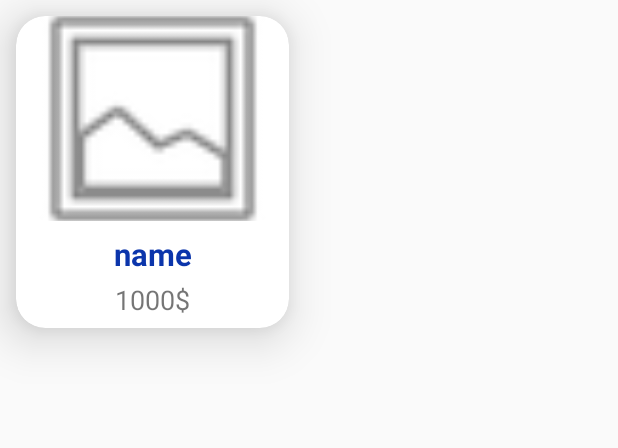
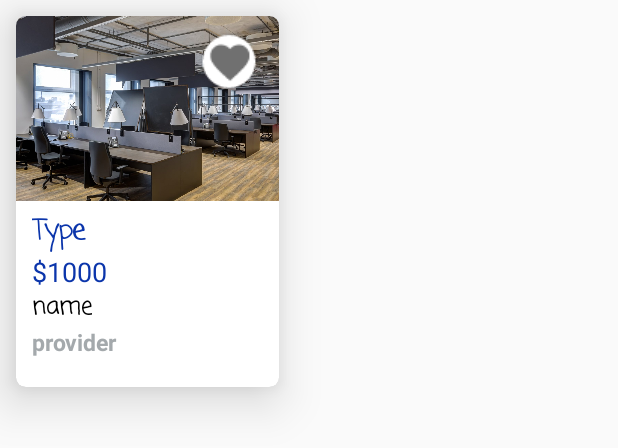
Before and after one commit to QasemFJber/Egar, an Android app: the layout item_products.xml on its own in the app's theme, with its tools: preview values and no code run, on a phone screen of 412 x 824 dp. Shown: the top 448 px of the screen. Run offline under Robolectric (Android 15) with nearby library versions, the phone set to English and light mode, and no system bars.

Commit message:
app-edit

```diff
--- a/app/src/main/java/com/example/egar/adapters/product/ProductViewHolder.java
+++ b/app/src/main/java/com/example/egar/adapters/product/ProductViewHolder.java
@@ -28,6 +28,8 @@ public class ProductViewHolder extends RecyclerView.ViewHolder /*implements View
 
     public void savaData(Product product){
         binding.tvProductShow.setText(product.getName());
+        binding.tvProductPrice.setText(String.valueOf(product.getPrice()));
+        binding.tvProductDescription.setText(product.getDescription());
         //binding.imgProductShow.setImageURI(Uri.parse(product.getImageUrl()));
         Picasso.get().load(product.getImageUrl()).into(binding.imgProductShow);
 /*
--- a/app/src/main/java/com/example/egar/adapters/productHome/ProductHomeViewHolder.java
+++ b/app/src/main/java/com/example/egar/adapters/productHome/ProductHomeViewHolder.java
@@ -35,7 +35,11 @@ public class ProductHomeViewHolder extends RecyclerView.ViewHolder implements Vi
     public void savaData(Product product){
         binding.tvProductName.setText(product.getName());
         binding.tvPrinc.setText(String.valueOf(product.getPrice()));
-        //binding.imgProduct.setImageURI(Uri.parse(product.getImageUrl()));
+       // binding.tvProviderName.setText(product.getProvider().getName());
+        binding.tvProviderName.setText("ProviderName");
+        //binding.tvProviderType.setText(product.getProvider().getProviderType());
+        binding.tvProviderType.setText("ProviderType");
+
         Picasso.get().load(product.getImageUrl()).into(binding.imgProduct);
 
 
--- a/app/src/main/res/layout/item_products.xml
+++ b/app/src/main/res/layout/item_products.xml
@@ -2,12 +2,12 @@
 <androidx.cardview.widget.CardView xmlns:android="http://schemas.android.com/apk/res/android"
     xmlns:app="http://schemas.android.com/apk/res-auto"
     xmlns:tools="http://schemas.android.com/tools"
-    app:cardCornerRadius="@dimen/_15sdp"
+    app:cardCornerRadius="@dimen/_5sdp"
     app:cardElevation="@dimen/_15sdp"
-    android:layout_width="@dimen/_140sdp"
+    android:layout_width="@dimen/_135sdp"
     android:layout_margin="@dimen/_8sdp"
     android:id="@+id/layoutItem"
-    android:layout_height="@dimen/_160sdp">
+    android:layout_height="@dimen/_190sdp">
 
     <androidx.constraintlayout.widget.ConstraintLayout
         android:layout_width="match_parent"
@@ -17,53 +17,91 @@
         <ImageView
             android:id="@+id/img_product"
             android:layout_width="0dp"
-            android:layout_height="@dimen/_105sdp"
+            android:layout_height="@dimen/_95sdp"
             android:scaleType="centerCrop"
             app:layout_constraintEnd_toEndOf="parent"
             app:layout_constraintStart_toStartOf="parent"
             app:layout_constraintTop_toTopOf="parent"
-            app:srcCompat="@android:drawable/ic_menu_gallery" />
+            app:srcCompat="@drawable/wordspace" />
+
+        <TextView
+            android:id="@+id/tv_providerType"
+            android:layout_width="wrap_content"
+            android:layout_height="wrap_content"
+            android:layout_marginTop="@dimen/_5sdp"
+            android:layout_marginStart="@dimen/_8sdp"
+            android:fontFamily="casual"
+            android:text="Type"
+            android:textColor="@color/active"
+            android:textSize="@dimen/_14ssp"
+            android:textStyle="bold"
+            app:layout_constraintStart_toStartOf="parent"
+            app:layout_constraintTop_toBottomOf="@+id/img_product" />
 
         <TextView
             android:id="@+id/tv_productName"
             android:layout_width="wrap_content"
             android:layout_height="wrap_content"
+            android:layout_marginStart="@dimen/_8sdp"
+            android:fontFamily="casual"
             android:text="name"
+            android:textColor="@color/black"
+            android:textSize="@dimen/_12ssp"
             android:textStyle="bold"
-            android:textColor="@color/active"
-            android:layout_marginTop="@dimen/_6sdp"
-            android:textSize="@dimen/_16ssp"
-            app:layout_constraintEnd_toEndOf="parent"
             app:layout_constraintStart_toStartOf="parent"
-            app:layout_constraintTop_toBottomOf="@+id/img_product" />
+            app:layout_constraintTop_toBottomOf="@+id/linearLayout" />
+
+        <TextView
+            android:id="@+id/tv_providerName"
+            android:layout_width="wrap_content"
+            android:layout_height="wrap_content"
+            android:layout_marginStart="@dimen/_8sdp"
+            android:text="provider"
+            android:textColor="@color/blue_grey"
+            android:textSize="@dimen/_12ssp"
+            android:textStyle="bold"
+            app:layout_constraintStart_toStartOf="parent"
+            app:layout_constraintTop_toBottomOf="@+id/tv_productName" />
 
         <LinearLayout
-            android:layout_width="match_parent"
+            android:id="@+id/linearLayout"
+            android:layout_width="wrap_content"
             android:layout_height="wrap_content"
             android:gravity="center"
-            android:layout_marginTop="@dimen/_3sdp"
-            app:layout_constraintEnd_toEndOf="parent"
+            android:layout_marginStart="@dimen/_8sdp"
             app:layout_constraintStart_toStartOf="parent"
-            app:layout_constraintTop_toBottomOf="@+id/tv_productName">
+            app:layout_constraintTop_toBottomOf="@+id/tv_providerType">
+
+            <TextView
+                android:id="@+id/textView12"
+                android:layout_width="wrap_content"
+                android:layout_height="wrap_content"
+                android:text="$"
+                android:textColor="@color/active"
+                android:textSize="@dimen/_14ssp" />
 
             <TextView
                 android:id="@+id/tv_princ"
                 android:layout_width="wrap_content"
                 android:layout_height="wrap_content"
                 android:text="1000"
-                android:textSize="@dimen/_14ssp"
-                />
-            <TextView
-                android:id="@+id/textView12"
-                android:layout_width="wrap_content"
-                android:layout_height="wrap_content"
+                android:textColor="@color/active"
+                android:textSize="@dimen/_14ssp" />
 
-                android:text="$"
-                android:textSize="@dimen/_14ssp"
-              />
+
 
 
         </LinearLayout>
+
+        <ImageView
+            android:id="@+id/imageView8"
+            android:layout_width="wrap_content"
+            android:layout_height="wrap_content"
+            android:layout_marginTop="@dimen/_5sdp"
+            android:layout_marginEnd="@dimen/_5sdp"
+            app:layout_constraintEnd_toEndOf="parent"
+            app:layout_constraintTop_toTopOf="parent"
+            app:srcCompat="@drawable/ico_fav" />
 
 
 
```
Also changed, not shown: app/src/main/res/layout/item_product_show.xml (+69 -11 lines).
